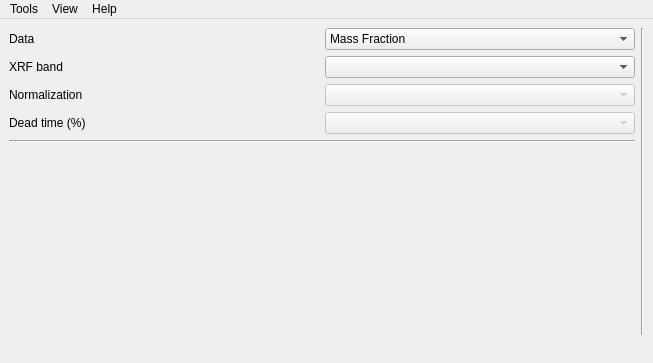
Above: xpaxs/frontends/xfs/ui/ui_mcaanalysiswindow.ui from praxes/praxes before the change. Below: the same form after it.
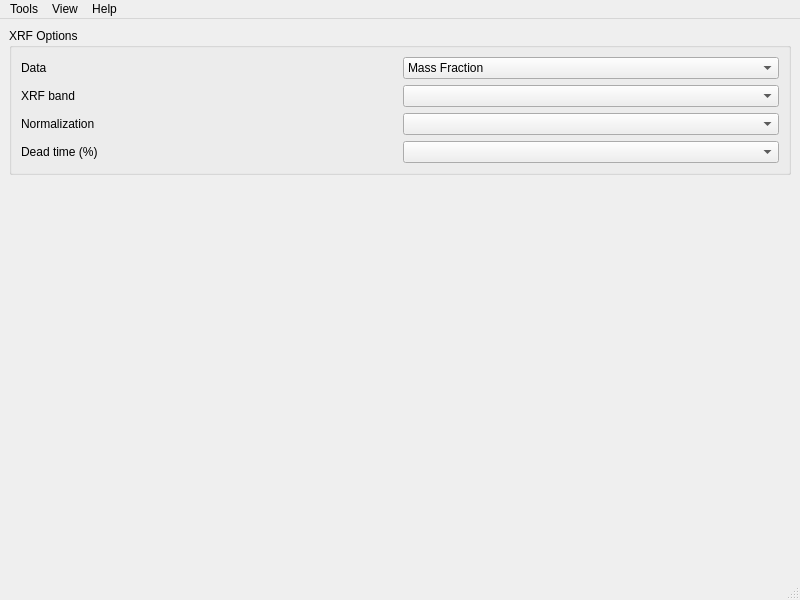
That is the form after the change.

Commit message: reconstructed mca analysis window, hopefully improves toolbar strangeness observed on mac

```diff
--- a/xpaxs/frontends/xfs/ui/ui_mcaanalysiswindow.ui
+++ b/xpaxs/frontends/xfs/ui/ui_mcaanalysiswindow.ui
@@ -1,48 +1,56 @@
 <ui version="4.0" >
  <class>McaAnalysisWindow</class>
- <widget class="QMainWindow" name="McaAnalysisWindow" >
-  <property name="geometry" >
+ <widget class="QMainWindow" name="McaAnalysisWindow">
+  <property name="geometry">
    <rect>
     <x>0</x>
     <y>0</y>
-    <width>653</width>
-    <height>363</height>
+    <width>800</width>
+    <height>600</height>
    </rect>
   </property>
-  <property name="sizePolicy" >
-   <sizepolicy vsizetype="Fixed" hsizetype="Preferred" >
-    <horstretch>0</horstretch>
-    <verstretch>0</verstretch>
-   </sizepolicy>
+  <property name="windowTitle">
+   <string>MainWindow</string>
   </property>
-  <property name="windowTitle" >
-   <string>SXFM</string>
-  </property>
-  <widget class="QWidget" name="centralwidget" >
-   <property name="sizePolicy" >
-    <sizepolicy vsizetype="Expanding" hsizetype="Expanding" >
-     <horstretch>0</horstretch>
-     <verstretch>0</verstretch>
-    </sizepolicy>
-   </property>
-   <layout class="QHBoxLayout" name="horizontalLayout" >
+  <widget class="QWidget" name="centralwidget">
+   <layout class="QGridLayout" name="gridLayout">
+    <item row="1" column="0">
+     <widget class="QSplitter" name="splitter">
+      <property name="orientation">
+       <enum>Qt::Horizontal</enum>
+      </property>
+      <widget class="QWidget" name="optionsWidget" native="true">
+       <layout class="QVBoxLayout" name="optionsWidgetVLayout">
+        <property name="margin">
+         <number>0</number>
+        </property>
     <item>
-     <layout class="QGridLayout" name="gridLayout" >
-      <item row="0" column="0" >
-       <widget class="QLabel" name="label" >
-        <property name="text" >
+         <widget class="QGroupBox" name="groupBox">
+          <property name="sizePolicy">
+           <sizepolicy hsizetype="MinimumExpanding" vsizetype="Preferred">
+            <horstretch>0</horstretch>
+            <verstretch>0</verstretch>
+           </sizepolicy>
+          </property>
+          <property name="title">
+           <string>XRF Options</string>
+          </property>
+          <layout class="QGridLayout" name="gridLayout_2">
+           <item row="0" column="0">
+            <widget class="QLabel" name="label">
+             <property name="sizePolicy">
+              <sizepolicy hsizetype="Preferred" vsizetype="Preferred">
+               <horstretch>0</horstretch>
+               <verstretch>0</verstretch>
+              </sizepolicy>
+             </property>
+             <property name="text">
          <string>Data</string>
         </property>
        </widget>
       </item>
-      <item row="0" column="1" >
-       <widget class="QComboBox" name="mapTypeComboBox" >
-        <property name="sizePolicy" >
-         <sizepolicy vsizetype="Fixed" hsizetype="Preferred" >
-          <horstretch>0</horstretch>
-          <verstretch>0</verstretch>
-         </sizepolicy>
-        </property>
+           <item row="0" column="1">
+            <widget class="QComboBox" name="mapTypeComboBox">
         <item>
          <property name="text" >
           <string>Mass Fraction</string>
@@ -60,68 +68,63 @@
         </item>
        </widget>
       </item>
-      <item row="1" column="0" >
-       <widget class="QLabel" name="xrfbandLabel" >
-        <property name="sizePolicy" >
-         <sizepolicy vsizetype="Preferred" hsizetype="Preferred" >
+           <item row="1" column="0">
+            <widget class="QLabel" name="label_2">
+             <property name="sizePolicy">
+              <sizepolicy hsizetype="Preferred" vsizetype="Preferred">
           <horstretch>0</horstretch>
           <verstretch>0</verstretch>
          </sizepolicy>
         </property>
-        <property name="minimumSize" >
-         <size>
-          <width>61</width>
-          <height>0</height>
-         </size>
-        </property>
-        <property name="text" >
+             <property name="text">
          <string>XRF band</string>
         </property>
        </widget>
       </item>
-      <item row="1" column="1" >
-       <widget class="QComboBox" name="xrfBandComboBox" >
-        <property name="sizePolicy" >
-         <sizepolicy vsizetype="Fixed" hsizetype="Preferred" >
+           <item row="1" column="1">
+            <widget class="QComboBox" name="xrfBandComboBox"/>
+           </item>
+           <item row="2" column="0">
+            <widget class="QLabel" name="label_3">
+             <property name="sizePolicy">
+              <sizepolicy hsizetype="Preferred" vsizetype="Preferred">
           <horstretch>0</horstretch>
           <verstretch>0</verstretch>
          </sizepolicy>
         </property>
-        <property name="minimumSize" >
-         <size>
-          <width>0</width>
-          <height>0</height>
-         </size>
-        </property>
-       </widget>
-      </item>
-      <item row="2" column="0" >
-       <widget class="QLabel" name="label_4" >
-        <property name="text" >
+             <property name="text">
          <string>Normalization</string>
         </property>
        </widget>
       </item>
-      <item row="2" column="1" >
-       <widget class="QComboBox" name="normalizationComboBox" >
-        <property name="enabled" >
-         <bool>false</bool>
-        </property>
-       </widget>
-      </item>
-      <item row="4" column="0" colspan="2" >
-       <widget class="Line" name="line_3" >
-        <property name="orientation" >
-         <enum>Qt::Horizontal</enum>
-        </property>
-       </widget>
-      </item>
-      <item row="5" column="0" colspan="2" >
-       <spacer>
-        <property name="orientation" >
+           <item row="2" column="1">
+            <widget class="QComboBox" name="normalizationComboBox"/>
+           </item>
+           <item row="3" column="0">
+            <widget class="QLabel" name="label_4">
+             <property name="sizePolicy">
+              <sizepolicy hsizetype="Preferred" vsizetype="Preferred">
+               <horstretch>0</horstretch>
+               <verstretch>0</verstretch>
+              </sizepolicy>
+             </property>
+             <property name="text">
+              <string>Dead time (%)</string>
+             </property>
+            </widget>
+           </item>
+           <item row="3" column="1">
+            <widget class="QComboBox" name="deadTimeComboBox"/>
+           </item>
+          </layout>
+         </widget>
+        </item>
+        <item>
+         <spacer name="verticalSpacer">
+          <property name="orientation">
          <enum>Qt::Vertical</enum>
         </property>
-        <property name="sizeHint" stdset="0" >
+          <property name="sizeHint" stdset="0">
          <size>
           <width>20</width>
           <height>40</height>
@@ -129,101 +132,49 @@
         </property>
        </spacer>
       </item>
-      <item row="3" column="0" >
-       <widget class="QLabel" name="label_2" >
-        <property name="text" >
-         <string>Dead time (%)</string>
-        </property>
-       </widget>
-      </item>
-      <item row="3" column="1" >
-       <widget class="QComboBox" name="deadTimeComboBox" >
-        <property name="enabled" >
-         <bool>false</bool>
-        </property>
+       </layout>
+      </widget>
        </widget>
       </item>
      </layout>
-    </item>
-    <item>
-     <widget class="Line" name="line" >
-      <property name="cursor" >
-       <cursorShape>ArrowCursor</cursorShape>
-      </property>
-      <property name="orientation" >
-       <enum>Qt::Vertical</enum>
-      </property>
-     </widget>
-    </item>
-    <item>
-     <layout class="QVBoxLayout" name="verticalLayout" />
-    </item>
-   </layout>
-  </widget>
-  <widget class="QMenuBar" name="mainToolBar" >
-   <property name="geometry" >
+  </widget>
+  <widget class="QMenuBar" name="menubar">
+   <property name="geometry">
     <rect>
      <x>0</x>
      <y>0</y>
-     <width>653</width>
-     <height>27</height>
+     <width>800</width>
+     <height>26</height>
     </rect>
    </property>
-   <widget class="QMenu" name="menuHelp" >
-    <property name="title" >
-     <string>Help</string>
-    </property>
-    <addaction name="actionAboutXpaxs" />
-    <addaction name="actionAboutQt" />
-   </widget>
-   <widget class="QMenu" name="menuView" >
-    <property name="title" >
-     <string>View</string>
-    </property>
-   </widget>
-   <widget class="QMenu" name="menuTools" >
-    <property name="enabled" >
-     <bool>true</bool>
-    </property>
-    <property name="title" >
+   <widget class="QMenu" name="menuTools">
+    <property name="title">
      <string>Tools</string>
     </property>
     <addaction name="actionConfigurePymca" />
     <addaction name="actionAnalyzeSpectra" />
     <addaction name="actionCalibration" />
    </widget>
-   <addaction name="menuTools" />
-   <addaction name="menuView" />
-   <addaction name="menuHelp" />
-  </widget>
-  <widget class="QStatusBar" name="statusBar" >
-   <property name="sizePolicy" >
-    <sizepolicy vsizetype="Fixed" hsizetype="Preferred" >
-     <horstretch>0</horstretch>
-     <verstretch>0</verstretch>
-    </sizepolicy>
-   </property>
-   <property name="sizeGripEnabled" >
-    <bool>false</bool>
-   </property>
-  </widget>
-  <action name="actionAboutXpaxs" >
-   <property name="text" >
-    <string>About XPaXS</string>
-   </property>
-  </action>
-  <action name="actionAboutQt" >
-   <property name="text" >
-    <string>About Qt</string>
-   </property>
-  </action>
-  <action name="actionAnalyzeSpectra" >
-   <property name="text" >
-    <string>Analyze Spectra</string>
-   </property>
-  </action>
-  <action name="actionConfigurePymca" >
-   <property name="text" >
+   <widget class="QMenu" name="menuView">
+    <property name="title">
+     <string>View</string>
+    </property>
+   </widget>
+   <widget class="QMenu" name="menuHelp">
+    <property name="title">
+     <string>Help</string>
+    </property>
+    <addaction name="actionAboutXpaxs"/>
+    <addaction name="actionAboutQt"/>
+    <addaction name="actionVersionInfo"/>
+   </widget>
+   <addaction name="menuTools"/>
+   <addaction name="menuView"/>
+   <addaction name="menuHelp"/>
+  </widget>
+  <widget class="QStatusBar" name="statusbar"/>
+  <action name="actionConfigurePymca">
+   <property name="text">
     <string>Configure PyMca</string>
    </property>
   </action>
```
Left out of the diff: 51 changed lines with no effect on the pictures. Lines whose indentation alone changed are shown as unchanged. The commit also changes 4 other files.
